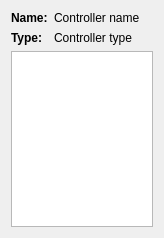
This is rqt_controller_manager/resource/popup_info.ui in ros-controls/ros2_control as Qt 5 draws it before an edit. The edited form follows.
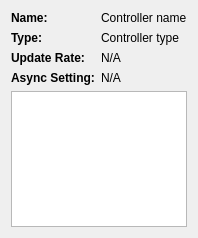
This is the edited form.

Commit message:
feat(rqt): Add update rate and async info to details window
Adds update_rate and is_async parameters to the RQT controller manager details popup. Fetches per-controller parameters and falls back to global/default values if not available. Fixes #2166.

Patch:
```diff
--- a/rqt_controller_manager/resource/popup_info.ui
+++ b/rqt_controller_manager/resource/popup_info.ui
@@ -62,6 +62,46 @@
        </property>
       </widget>
      </item>
+          <item row="2" column="0">
+      <widget class="QLabel" name="label_update_rate">
+       <property name="text">
+        <string>&lt;html&gt;&lt;head/&gt;&lt;body&gt;&lt;p&gt;&lt;span style=&quot; font-weight:600;&quot;&gt;Update Rate:&lt;/span&gt;&lt;/p&gt;&lt;/body&gt;&lt;/html&gt;</string>
+       </property>
+       <property name="textFormat">
+        <enum>Qt::RichText</enum>
+       </property>
+      </widget>
+     </item>
+     <item row="2" column="1">
+      <widget class="QLabel" name="label_update_rate_value">
+       <property name="text">
+        <string>N/A</string>
+       </property>
+       <property name="textFormat">
+        <enum>Qt::PlainText</enum>
+       </property>
+      </widget>
+     </item>
+     <item row="3" column="0">
+      <widget class="QLabel" name="label_async_setting">
+       <property name="text">
+        <string>&lt;html&gt;&lt;head/&gt;&lt;body&gt;&lt;p&gt;&lt;span style=&quot; font-weight:600;&quot;&gt;Async Setting:&lt;/span&gt;&lt;/p&gt;&lt;/body&gt;&lt;/html&gt;</string>
+       </property>
+       <property name="textFormat">
+        <enum>Qt::RichText</enum>
+       </property>
+      </widget>
+     </item>
+     <item row="3" column="1">
+      <widget class="QLabel" name="label_async_setting_value">
+       <property name="text">
+        <string>N/A</string>
+       </property>
+       <property name="textFormat">
+        <enum>Qt::PlainText</enum>
+       </property>
+      </widget>
+     </item>
     </layout>
    </item>
    <item>
```
The commit also changes 1 other file.
